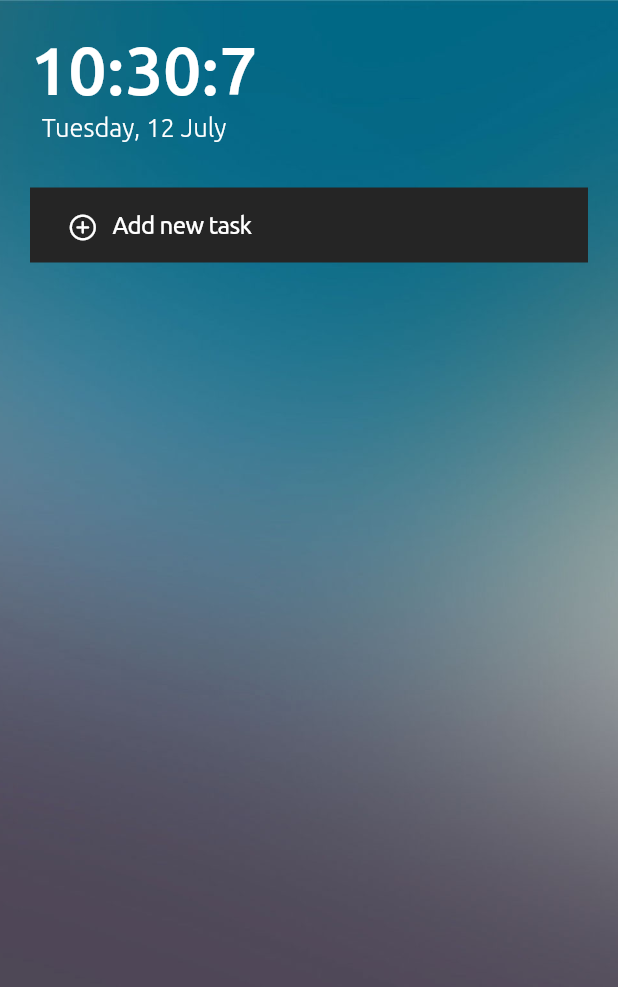
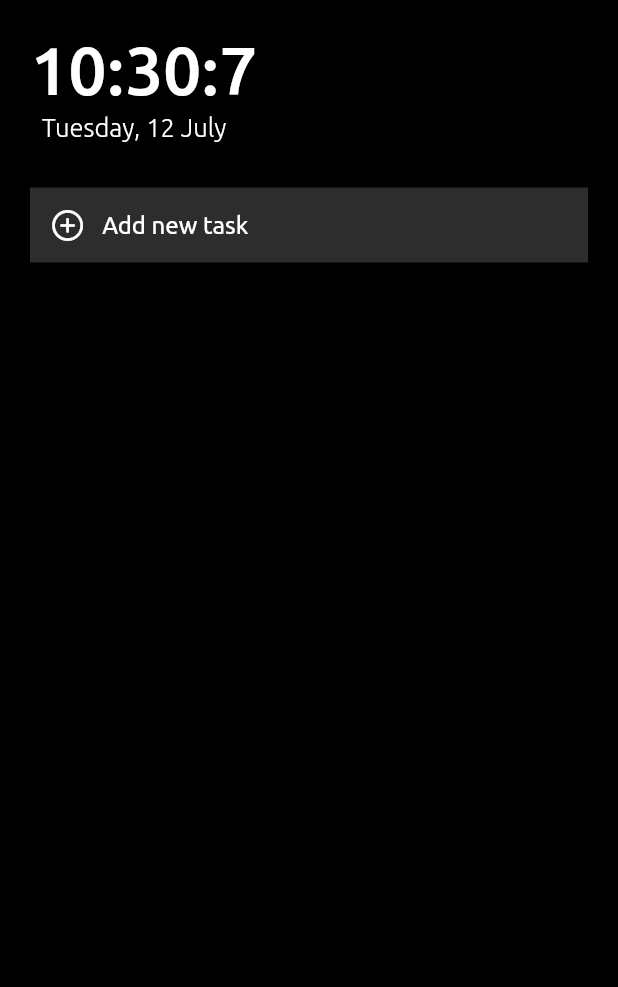
Before and after one commit to nizamsaltan/bus-os, a Flutter app: the screen it shows after launch, on a phone screen of 412 x 824 dp. Shown: the top 987 px of the screen. Run offline on Flutter 3.47's test engine with Material 2 defaults, Android fonts, the phone set to English and light mode, and no system bars; missing offline and left inert: device_apps; project files that could hold a hidden picture were left out.

Commit message:
Add files via upload

```diff
--- a/lib/home.dart
+++ b/lib/home.dart
@@ -5,11 +5,16 @@ import 'dart:async';
 import 'package:flutter/cupertino.dart';
 import 'package:flutter/material.dart';
 import 'package:intl/intl.dart';
-import 'package:productivity_launcher/app/apps_events.dart';
-import 'package:productivity_launcher/app/apps_list.dart';
-import 'package:productivity_launcher/todo/todo.dart';
+import 'package:productivity_launcher/utils/colors.dart';
 import 'package:productivity_launcher/utils/text_sytles.dart';
-import 'package:productivity_launcher/utils/themes.dart';
+
+const taskFieldSnackBar = SnackBar(
+  content: Text('Task filed is empity'),
+);
+
+const removeTaskWarningSnackBar = SnackBar(
+  content: Text('To remove task, set checkboxes true'),
+);
 
 class HomePage extends StatefulWidget {
   final Duration updateDuration;
@@ -36,6 +41,8 @@ class _HomePageState extends State<HomePage> {
   late String todayName = dayFormat.format(dateTime);
   late String monthName = monthFormat.format(dateTime);
 
+  List<TodoItem> items = [];
+
   @override
   void initState() {
     super.initState();
@@ -52,11 +59,16 @@ class _HomePageState extends State<HomePage> {
   @override
   Widget build(BuildContext context) {
     return Scaffold(
-      body: getBackground(
-        context: context,
-        child: PageView(
+        body: Stack(
       children: [
-            // HOME
+        Container(color: backgroundColor),
+        /*
+        Image(
+          image: const AssetImage("assets/images/background_2.jpeg"),
+          height: MediaQuery.of(context).size.height,
+          width: MediaQuery.of(context).size.width,
+          fit: BoxFit.cover,
+        ), */ // DISABLE FOR SINGLE COLOR
         SafeArea(
           child: Padding(
             padding: const EdgeInsets.symmetric(horizontal: 20),
@@ -65,20 +77,12 @@ class _HomePageState extends State<HomePage> {
                 crossAxisAlignment: CrossAxisAlignment.start,
                 children: [
                   topBar(),
-                    if (items.length == 0)
-                      addTodoButton(context)
-                    else
-                      todoPanel(context),
-                  ],
+                  if (items.length == 0) addTodoButton() else todoPanel(),
+                ]),
           ),
         ),
-            ),
-            const AppsListScreen(),
-            const AppsEventsScreen()
       ],
-        ),
-      ),
-    );
+    ));
   }
 
   Widget topBar() {
@@ -101,19 +105,50 @@ class _HomePageState extends State<HomePage> {
     );
   }
 
-  Widget todoPanel(BuildContext context) {
+  // *** Todo Panel ***
+
+  Widget addTodoButton() {
+    return Container(
+      height: 50,
+      color: secondaryBackgroundColor,
+      child: TextButton(
+        onPressed: () {
+          showDialog(
+              context: context,
+              builder: (BuildContext context) =>
+                  addNewTaskPopupDialog(context));
+        },
+        child: Row(
+          crossAxisAlignment: CrossAxisAlignment.center,
+          children: [
+            const SizedBox(width: 5),
+            Icon(
+              CupertinoIcons.add_circled,
+              color: lowerTextStyle.color,
+            ),
+            Text(
+              '   Add new task',
+              style: standardTextStyle.copyWith(fontSize: 16),
+            )
+          ],
+        ),
+      ),
+    );
+  }
+
+  Widget todoPanel() {
     return Container(
       height: 200,
       decoration: BoxDecoration(
           borderRadius: const BorderRadius.all(Radius.circular(10)),
           boxShadow: <BoxShadow>[
             BoxShadow(
-              color: currentTheme.shadowColor,
+              color: shadowColor,
               blurRadius: 5.0,
               offset: const Offset(0.0, 0.75),
             )
           ],
-          color: currentTheme.secondaryBackgroundColor),
+          color: secondaryBackgroundColor),
       child: Column(
         mainAxisAlignment: MainAxisAlignment.start,
         crossAxisAlignment: CrossAxisAlignment.start,
@@ -176,7 +211,7 @@ class _HomePageState extends State<HomePage> {
                   flex: 1,
                   child: TextButton(
                     onPressed: () {
-                      deleteDoneTasks(context);
+                      deleteDoneTasks();
                     },
                     child: Row(
                       crossAxisAlignment: CrossAxisAlignment.center,
@@ -197,22 +232,76 @@ class _HomePageState extends State<HomePage> {
       ),
     );
   }
+
+  Widget addNewTaskPopupDialog(BuildContext context) {
+    Color primaryColor = const Color.fromARGB(255, 58, 58, 58);
+    final controller = TextEditingController();
+    return CupertinoAlertDialog(
+      title: Text(
+        'Add new task',
+        style: standardTextStyle.copyWith(
+          fontSize: 22,
+          color: primaryColor,
+        ),
+      ),
+      content: Column(
+        mainAxisSize: MainAxisSize.min,
+        crossAxisAlignment: CrossAxisAlignment.start,
+        children: <Widget>[
+          const SizedBox(height: 10),
+          CupertinoTextField(
+            controller: controller,
+            placeholder: 'New task',
+            style: standardTextStyle.copyWith(color: primaryColor),
+          ),
+        ],
+      ),
+      actions: <Widget>[
+        CupertinoButton(
+          onPressed: () {
+            if (controller.text != '') {
+              TodoItem item = TodoItem();
+              item.text = controller.text;
+              items.add(item);
+            } else {
+              ScaffoldMessenger.of(context).showSnackBar(taskFieldSnackBar);
+            }
+            Navigator.of(context).pop();
+          },
+          child: Text(
+            'Add',
+            style: standardTextStyle.copyWith(color: primaryColor),
+          ),
+        ),
+        CupertinoButton(
+          onPressed: () {
+            Navigator.of(context).pop();
+          },
+          child: Text(
+            'Close',
+            style: standardTextStyle.copyWith(color: primaryColor),
+          ),
+        ),
+      ],
+    );
   }
 
-Widget getBackground({required Widget child, required BuildContext context}) {
-  if (currentTheme.hasBackgroundImage) {
-    return Stack(
-      children: [
-        Image(
-          image: const AssetImage("assets/images/background_2.jpeg"),
-          height: MediaQuery.of(context).size.height,
-          width: MediaQuery.of(context).size.width,
-          fit: BoxFit.cover,
-        ),
-        child,
-      ],
-    );
-  } else {
-    return Container(color: currentTheme.backgroundColor, child: child);
+  bool isDeletedDoneTask = false;
+  void deleteDoneTasks() {
+    isDeletedDoneTask = false;
+    for (int i = 0; i < items.length; i++) {
+      if (items[i].isChecked) {
+        items.remove(items[i]);
+        isDeletedDoneTask = true;
       }
     }
+    if (!isDeletedDoneTask) {
+      ScaffoldMessenger.of(context).showSnackBar(removeTaskWarningSnackBar);
+    }
+  }
+}
+
+class TodoItem {
+  late String text;
+  bool isChecked = false;
+}
--- a/lib/main.dart
+++ b/lib/main.dart
@@ -1,12 +1,10 @@
 import 'package:flutter/material.dart';
 import 'package:device_apps/device_apps.dart';
 import 'package:productivity_launcher/home.dart';
-import 'package:productivity_launcher/utils/themes.dart';
 
 late List<Application> apps;
 
 void main() {
-  setTheme(darkTheme);
   runApp(const MyApp());
 }
 
--- /dev/null
+++ b/lib/utils/colors.dart
@@ -0,0 +1,5 @@
+import 'package:flutter/material.dart';
+
+Color backgroundColor = Colors.black;
+Color secondaryBackgroundColor = const Color.fromARGB(255, 45, 45, 45);
+Color shadowColor = Colors.white24;
--- a/lib/utils/text_sytles.dart
+++ b/lib/utils/text_sytles.dart
@@ -1,20 +1,19 @@
 import 'package:flutter/material.dart';
-import 'package:productivity_launcher/utils/themes.dart';
 
-TextStyle headerTextStyle = TextStyle(
+TextStyle headerTextStyle = const TextStyle(
   fontFamily: 'UbuntuMedium',
   fontSize: 28,
-  color: currentTheme.textColor,
+  color: Colors.white,
 );
 
-TextStyle lowerTextStyle = TextStyle(
+TextStyle lowerTextStyle = const TextStyle(
   fontFamily: 'UbuntuLight',
   fontSize: 14,
-  color: currentTheme.textColor,
+  color: Colors.white,
 );
 
-TextStyle standardTextStyle = TextStyle(
+TextStyle standardTextStyle = const TextStyle(
   fontFamily: 'UbuntuRegular',
   fontSize: 18,
-  color: currentTheme.textColor,
+  color: Colors.white,
 );
```
Lines whose indentation alone changed are shown as unchanged.
